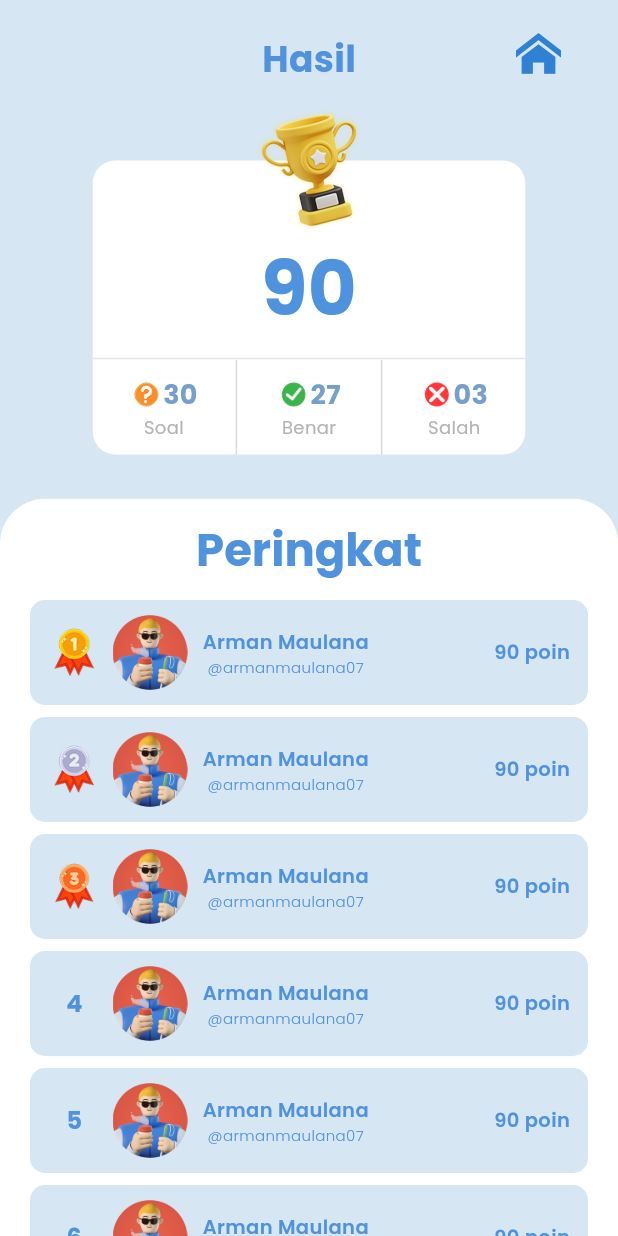
After one commit to 2001arman/terralith, a Flutter app: the HasilEvaluasiUi screen opened directly, on a phone screen of 412 x 824 dp. The commit adds this screen. Run offline on Flutter 3.47's test engine with Material 3 defaults, Android fonts, the phone set to English and light mode, and no system bars; our stand-ins replace auto_size_text, cloud_firestore, dartz, firebase_auth, firebase_core, flutter_easyloading and 6 more; missing offline and left inert: syncfusion_flutter_pdfviewer; accounts and stored records are empty; network calls fail.

Commit message:
hasil evaluasi page

```diff
--- a/lib/core/app_route.dart
+++ b/lib/core/app_route.dart
@@ -5,6 +5,8 @@ import 'package:terralith/features/presentation/auth/username/username_binding.d
 import 'package:terralith/features/presentation/auth/username/username_ui.dart';
 import 'package:terralith/features/presentation/main/evaluasi_akhir/evaluasi_akhir_binding.dart';
 import 'package:terralith/features/presentation/main/evaluasi_akhir/evaluasi_akhir_ui.dart';
+import 'package:terralith/features/presentation/main/evaluasi_akhir/hasil_evaluasi/hasil_evaluasi_binding.dart';
+import 'package:terralith/features/presentation/main/evaluasi_akhir/hasil_evaluasi/hasil_evaluasi_ui.dart';
 import 'package:terralith/features/presentation/main/kompetensi/kompetensi_binding.dart';
 import 'package:terralith/features/presentation/main/kompetensi/kompetensi_ui.dart';
 import 'package:terralith/features/presentation/main/main_binding.dart';
@@ -120,5 +122,10 @@ class AppRoute {
       page: () => EvaluasiAkhirUi(),
       binding: EvaluasiAkhirBinding(),
     ),
+    GetPage(
+      name: HasilEvaluasiUi.namePath,
+      page: () => HasilEvaluasiUi(),
+      binding: HasilEvaluasiBinding(),
+    ),
   ];
 }
--- a/lib/features/presentation/main/evaluasi_akhir/evaluasi_akhir_logic.dart
+++ b/lib/features/presentation/main/evaluasi_akhir/evaluasi_akhir_logic.dart
@@ -2,6 +2,7 @@ import 'dart:async';
 
 import 'package:get/get.dart';
 import 'package:terralith/features/presentation/main/evaluasi_akhir/evaluasi_akhir_state.dart';
+import 'package:terralith/features/presentation/main/evaluasi_akhir/hasil_evaluasi/hasil_evaluasi_ui.dart';
 
 import '../../../application/quiz_app_service.dart';
 
@@ -81,7 +82,6 @@ class EvaluasiAkhirLogic extends GetxController {
         state.soalSalah++;
       }
     }
-    Get.log(
-        'cek total benar ${state.soalBenar}, salah ${state.soalSalah}, dan poin ${state.poin}');
+    Get.toNamed(HasilEvaluasiUi.namePath);
   }
 }
--- /dev/null
+++ b/lib/features/presentation/main/evaluasi_akhir/hasil_evaluasi/hasil_evaluasi_binding.dart
@@ -0,0 +1,9 @@
+import 'package:get/get.dart';
+import 'package:terralith/features/presentation/main/evaluasi_akhir/hasil_evaluasi/hasil_evaluasi_logic.dart';
+
+class HasilEvaluasiBinding extends Bindings {
+  @override
+  void dependencies() {
+    Get.lazyPut(() => HasilEvaluasiLogic());
+  }
+}
--- /dev/null
+++ b/lib/features/presentation/main/evaluasi_akhir/hasil_evaluasi/hasil_evaluasi_logic.dart
@@ -0,0 +1,30 @@
+import 'package:flutter/widgets.dart';
+import 'package:get/get.dart';
+import 'package:terralith/features/presentation/main/evaluasi_akhir/hasil_evaluasi/hasil_evaluasi_state.dart';
+import 'package:terralith/utility/shared/constants/constants_ui.dart';
+
+class HasilEvaluasiLogic extends GetxController {
+  HasilEvaluasiState state = HasilEvaluasiState();
+
+  Widget peringkatWidget(int peringkat) {
+    switch (peringkat) {
+      case 1:
+        return Image.asset('assets/icons/satu.png', width: 35);
+      case 2:
+        return Image.asset('assets/icons/dua.png', width: 35);
+      case 3:
+        return Image.asset('assets/icons/tiga.png', width: 35);
+      default:
+        return SizedBox(
+          width: 35,
+          height: 35,
+          child: Center(
+            child: Text(
+              '$peringkat',
+              style: darkBlueTextStyle.copyWith(fontSize: 16, fontWeight: bold),
+            ),
+          ),
+        );
+    }
+  }
+}
--- /dev/null
+++ b/lib/features/presentation/main/evaluasi_akhir/hasil_evaluasi/hasil_evaluasi_state.dart
@@ -0,0 +1 @@
+class HasilEvaluasiState {}
--- /dev/null
+++ b/lib/features/presentation/main/evaluasi_akhir/hasil_evaluasi/hasil_evaluasi_ui.dart
@@ -0,0 +1,239 @@
+import 'package:flutter/material.dart';
+import 'package:get/get.dart';
+import 'package:terralith/features/presentation/main/evaluasi_akhir/hasil_evaluasi/hasil_evaluasi_logic.dart';
+
+import '../../../../../utility/shared/constants/constants_ui.dart';
+
+class HasilEvaluasiUi extends StatelessWidget {
+  static const String namePath = '/hasil_evaluasi_akhir';
+  final logic = Get.find<HasilEvaluasiLogic>();
+  final state = Get.find<HasilEvaluasiLogic>().state;
+  HasilEvaluasiUi({super.key});
+
+  @override
+  Widget build(BuildContext context) {
+    Widget itemContainer({
+      required String icon,
+      required String value,
+      required String title,
+    }) {
+      return Expanded(
+        child: Column(
+          mainAxisAlignment: MainAxisAlignment.center,
+          crossAxisAlignment: CrossAxisAlignment.center,
+          children: [
+            Row(
+              mainAxisAlignment: MainAxisAlignment.center,
+              crossAxisAlignment: CrossAxisAlignment.center,
+              children: [
+                Image.asset(icon, width: 22),
+                Text(
+                  value,
+                  style: blueTextStyle.copyWith(fontSize: 18, fontWeight: bold),
+                ),
+              ],
+            ),
+            Text(
+              title,
+              style: greyTextStyle.copyWith(
+                fontSize: 12,
+                color: const Color(0xFFB4B4B4),
+              ),
+            ),
+          ],
+        ),
+      );
+    }
+
+    Widget topBarContainer() {
+      return Stack(
+        children: [
+          Align(
+            alignment: Alignment.topRight,
+            child: Image.asset(
+              'assets/icons/home.png',
+              width: 30,
+            ),
+          ),
+          SizedBox(
+            width: Get.width,
+            child: Column(
+              children: [
+                Text(
+                  'Hasil',
+                  style: darkBlueTextStyle.copyWith(
+                      fontSize: 24, fontWeight: bold),
+                ),
+                const SizedBox(height: 10),
+                SizedBox(
+                  height: 237,
+                  width: Get.width * 0.7,
+                  child: Stack(
+                    children: [
+                      Align(
+                        alignment: Alignment.bottomCenter,
+                        child: Container(
+                          width: double.infinity,
+                          height: 196,
+                          decoration: BoxDecoration(
+                            borderRadius: BorderRadius.circular(15),
+                            color: kWhiteColor,
+                          ),
+                          child: Column(
+                            children: [
+                              const SizedBox(height: 50),
+                              Text(
+                                '90',
+                                style: darkBlueTextStyle.copyWith(
+                                    fontSize: 50, fontWeight: bold),
+                              ),
+                              const SizedBox(height: 10),
+                              Divider(
+                                color: kDividerColor,
+                                height: 2,
+                              ),
+                              Expanded(
+                                child: Row(
+                                  children: [
+                                    itemContainer(
+                                      icon: 'assets/icons/question_orange.png',
+                                      value: '30',
+                                      title: 'Soal',
+                                    ),
+                                    VerticalDivider(
+                                      width: 2,
+                                      color: kGreyColor,
+                                    ),
+                                    itemContainer(
+                                      icon: 'assets/icons/benar.png',
+                                      value: '27',
+                                      title: 'Benar',
+                                    ),
+                                    VerticalDivider(
+                                      width: 2,
+                                      color: kGreyColor,
+                                    ),
+                                    itemContainer(
+                                      icon: 'assets/icons/salah.png',
+                                      value: '03',
+                                      title: 'Salah',
+                                    ),
+                                  ],
+                                ),
+                              ),
+                            ],
+                          ),
+                        ),
+                      ),
+                      Align(
+                        alignment: Alignment.topCenter,
+                        child: Image.asset(
+                          'assets/images/piala.png',
+                          width: 95,
+                        ),
+                      ),
+                    ],
+                  ),
+                )
+              ],
+            ),
+          ),
+        ],
+      );
+    }
+
+    return Scaffold(
+      backgroundColor: kBlueSemiLightColor,
+      body: NestedScrollView(
+        headerSliverBuilder: (context, innerBoxIsScrolled) {
+          return [
+            SliverAppBar(
+              pinned: true,
+              expandedHeight: 400, // Adjust this height
+              leading: const SizedBox(),
+              backgroundColor: kBlueSemiLightColor,
+              flexibleSpace: FlexibleSpaceBar(
+                titlePadding: const EdgeInsets.all(0),
+                title: Container(
+                  width: double.infinity,
+                  padding: const EdgeInsets.symmetric(vertical: 10),
+                  decoration: BoxDecoration(
+                    borderRadius: const BorderRadius.only(
+                      topRight: Radius.circular(20),
+                      topLeft: Radius.circular(20),
+                    ),
+                    color: kWhiteColor,
+                  ),
+                  child: Text(
+                    "Peringkat",
+                    style: darkBlueTextStyle.copyWith(
+                        fontSize: 20, fontWeight: bold),
+                    textAlign: TextAlign.center,
+                  ),
+                ),
+                centerTitle: true,
+                background: Container(
+                  color: kBlueSemiLightColor, // Change to your design
+                  child: SafeArea(
+                    child: Padding(
+                      padding: const EdgeInsets.symmetric(
+                          horizontal: 38, vertical: 22),
+                      child: topBarContainer(),
+                    ),
+                  ),
+                ),
+              ),
+            ),
+          ];
+        },
+        body: Container(
+          color: Colors.white,
+          child: ListView.builder(
+            padding: const EdgeInsets.symmetric(horizontal: 20),
+            itemCount: 20, // Adjust as needed
+            itemBuilder: (context, index) {
+              return Container(
+                width: double.infinity,
+                margin: const EdgeInsets.only(bottom: 8),
+                padding:
+                    const EdgeInsets.symmetric(vertical: 10, horizontal: 12),
+                decoration: BoxDecoration(
+                  borderRadius: BorderRadius.circular(10),
+                  color: kBlueSemiLightColor,
+                ),
+                child: Row(
+                  children: [
+                    logic.peringkatWidget(index + 1),
+                    const SizedBox(width: 8),
+                    Image.asset('assets/avatars/5.png', width: 50),
+                    const SizedBox(width: 10),
+                    Column(
+                      children: [
+                        Text(
+                          'Arman Maulana',
+                          style: darkBlueTextStyle.copyWith(
+                              fontSize: 13, fontWeight: semiBold),
+                        ),
+                        Text(
+                          '@armanmaulana07',
+                          style: darkBlueTextStyle.copyWith(
+                              fontSize: 10, fontWeight: light),
+                        ),
+                      ],
+                    ),
+                    const Spacer(),
+                    Text(
+                      '90 poin',
+                      style: darkBlueTextStyle.copyWith(
+                          fontSize: 13, fontWeight: semiBold),
+                    ),
+                  ],
+                ),
+              );
+            },
+          ),
+        ),
+      ),
+    );
+  }
+}
--- a/lib/utility/shared/constants/constants_ui.dart
+++ b/lib/utility/shared/constants/constants_ui.dart
@@ -18,6 +18,8 @@ Color kYellowColor = const Color(0xFFFFCA0F);
 Color kGreenColor = const Color(0xFF39B54A);
 Color kRedColor = const Color(0xFFFF3636);
 
+Color kDividerColor = const Color(0xFFE4E4E4);
+
 TextStyle whiteTextStyle = GoogleFonts.poppins(color: Colors.white);
 TextStyle blackTextStyle = GoogleFonts.poppins(color: kBlackColor);
 TextStyle mainTextStyle = GoogleFonts.poppins(color: kMainColor);
@@ -27,6 +29,7 @@ TextStyle darkBoldBlueTextStyle =
     GoogleFonts.poppins(color: kDarkBoldBlueColor);
 TextStyle blueSemiLightTextStyle =
     GoogleFonts.poppins(color: kBlueSemiLightColor);
+TextStyle greyTextStyle = GoogleFonts.poppins(color: kGreyColor);
 
 LinearGradient mainGradient = LinearGradient(
   begin: Alignment.topCenter,
```
Also changed, not shown: assets/icons/dua.png (added), assets/icons/question_orange.png (added), assets/icons/satu.png (added), assets/icons/tiga.png (added), assets/images/piala.png (added).
